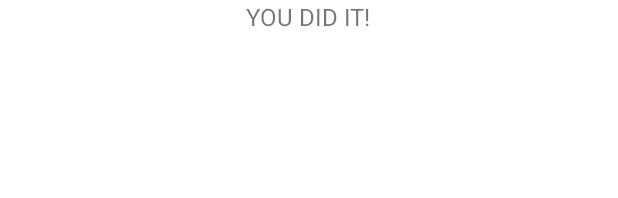
After one commit to prince1809/mdc-shrine-android, an Android app: the layout shr_product_grid_fragment.xml on its own in the app's theme, with its tools: preview values and no code run, on a phone screen of 412 x 824 dp. The commit adds this screen. Shown: the top 198 px of the screen. Run offline under Robolectric (Android 15) with nearby library versions, the phone set to English and light mode, and no system bars.

Commit message:
add login action and move to next fragment

```diff
--- a/app/src/main/java/com/princekr/android/mdcshine/LoginFragment.java
+++ b/app/src/main/java/com/princekr/android/mdcshine/LoginFragment.java
@@ -39,7 +39,7 @@ public class LoginFragment extends Fragment {
                     passwordTextInput.setError(getString(R.string.shr_error_password));
                 } else {
                     passwordTextInput.setError(null); // clear the error
-                    //((NavigationHost) getActivity()).navigateTo(new ProductGrid);
+                    ((NavigationHost) getActivity()).navigateTo(new ProductGridFragment(), false);
                 }
             }
         });
--- /dev/null
+++ b/app/src/main/java/com/princekr/android/mdcshine/ProductGridFragment.java
@@ -0,0 +1,17 @@
+package com.princekr.android.mdcshine;
+
+import android.os.Bundle;
+import android.view.LayoutInflater;
+import android.view.View;
+import android.view.ViewGroup;
+
+import androidx.annotation.NonNull;
+import androidx.fragment.app.Fragment;
+
+public class ProductGridFragment extends Fragment {
+
+    @Override
+    public View onCreateView(@NonNull LayoutInflater inflater, ViewGroup container, Bundle savedInstanceState) {
+        return inflater.inflate(R.layout.shr_product_grid_fragment, container, false);
+    }
+}
--- /dev/null
+++ b/app/src/main/res/layout/shr_product_grid_fragment.xml
@@ -0,0 +1,23 @@
+<?xml version="1.0" encoding="utf-8"?>
+<FrameLayout xmlns:android="http://schemas.android.com/apk/res/android"
+    xmlns:app="http://schemas.android.com/apk/res-auto"
+    xmlns:tools="http://schemas.android.com/tools"
+    android:layout_width="match_parent"
+    android:layout_height="match_parent"
+    tools:context=".ProductGridFragment">
+
+    <LinearLayout
+        android:layout_width="match_parent"
+        android:layout_height="wrap_content"
+        android:orientation="vertical">
+
+        <TextView
+            android:layout_width="wrap_content"
+            android:layout_height="wrap_content"
+            android:layout_gravity="center"
+            android:text="You did it!"
+            android:textAllCaps="true"
+            android:textSize="16sp" />
+    </LinearLayout>
+
+</FrameLayout>
```
